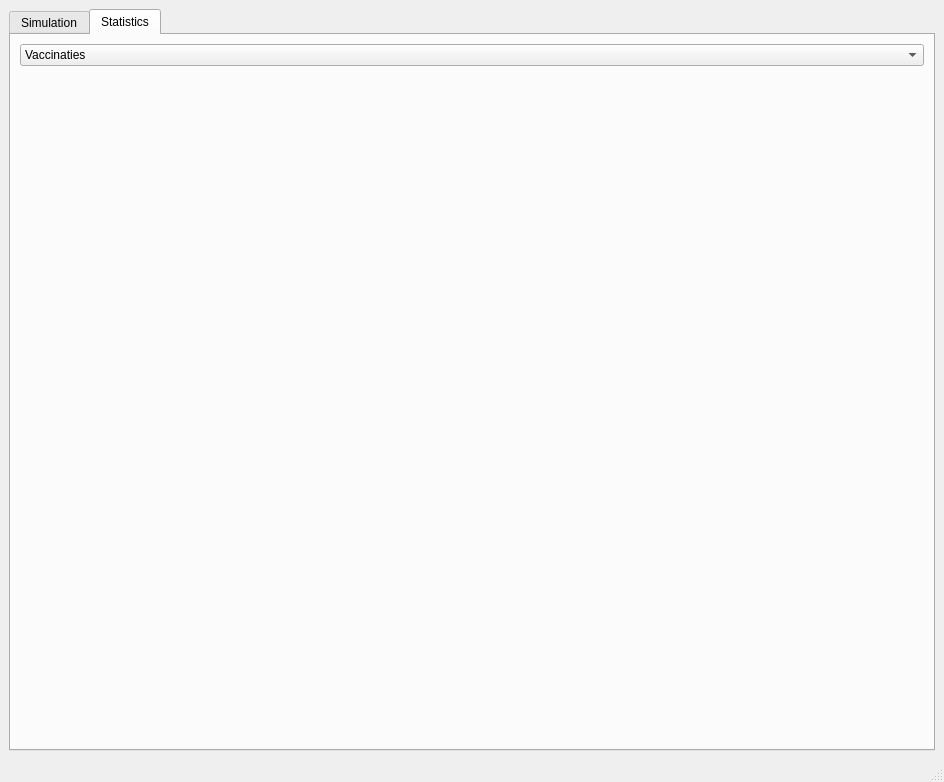
First picture: the form in mainwindow.ui, repository Robin-Dillen/PSE, before the edit.
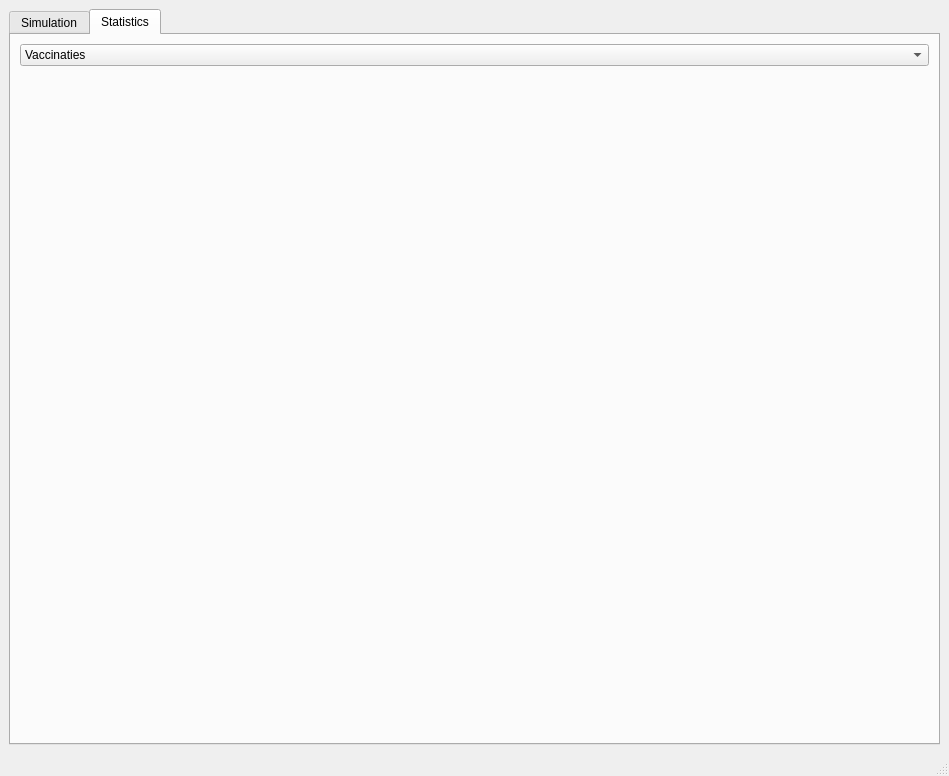
Second picture: the form after the edit. The open tabs and pages were chosen to show the change.

Commit message: line chart + bug fix

The edit to the form file:
```diff
--- a/mainwindow.ui
+++ b/mainwindow.ui
@@ -6,8 +6,8 @@
    <rect>
        <x>0</x>
        <y>0</y>
-       <width>944</width>
-       <height>782</height>
+       <width>949</width>
+       <height>776</height>
    </rect>
   </property>
   <property name="windowTitle">
@@ -203,7 +203,7 @@
                     </layout>
                 </widget>
                 <widget class="QWidget" name="stackedWidgetPage2">
-                    <widget class="QFrame" name="horizontalFrame_page2_2">
+                       <widget class="QFrame" name="horizontalFrame_page2">
                         <property name="geometry">
                             <rect>
                                 <x>0</x>
@@ -212,7 +212,7 @@
                                 <height>661</height>
                             </rect>
                         </property>
-                        <layout class="QHBoxLayout" name="horizontalFrame_page2"/>
+                           <layout class="QHBoxLayout" name="horizontalLayout_2"/>
                     </widget>
                 </widget>
             </widget>
```
Left out of the diff: 4 changed lines with no effect on the pictures. Lines whose indentation alone changed are shown as unchanged. The commit also changes 1 other file.
